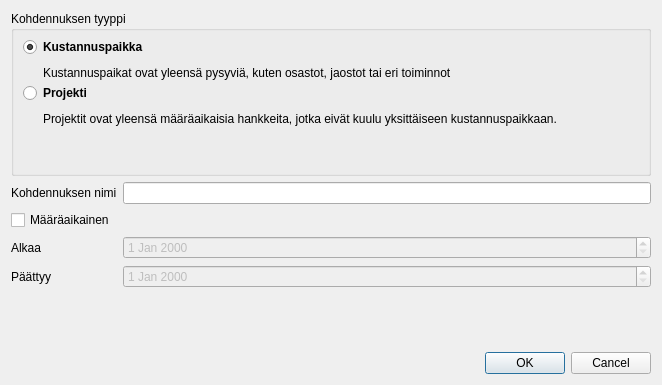
Qt form kitupiikki/maaritys/kohdennusdialog.ui (artoh/kitupiikki) before a commit.
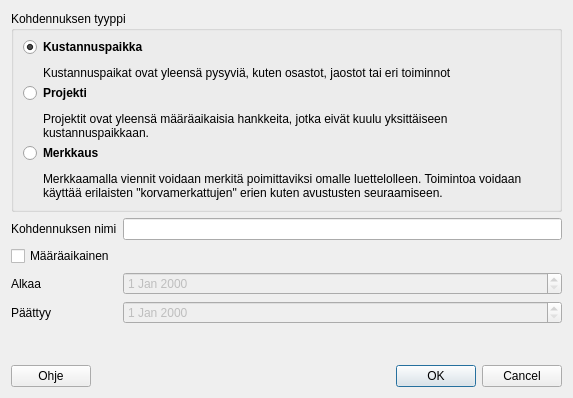
The same form after that commit. Icons and pictures are not drawn.

Commit message: Merkkaus-kohdennuslaji

Diff of the .ui file:
```diff
--- a/kitupiikki/maaritys/kohdennusdialog.ui
+++ b/kitupiikki/maaritys/kohdennusdialog.ui
@@ -6,8 +6,8 @@
    <rect>
     <x>0</x>
     <y>0</y>
-    <width>662</width>
-    <height>385</height>
+    <width>573</width>
+    <height>398</height>
    </rect>
   </property>
   <property name="windowTitle">
@@ -65,6 +65,27 @@
         </property>
        </widget>
       </item>
+      <item row="2" column="0">
+       <widget class="QRadioButton" name="tagRadio">
+        <property name="text">
+         <string/>
+        </property>
+        <property name="icon">
+         <iconset resource="../pic/pic.qrc">
+          <normaloff>:/pic/tag.png</normaloff>:/pic/tag.png</iconset>
+        </property>
+       </widget>
+      </item>
+      <item row="2" column="1">
+       <widget class="QLabel" name="label_6">
+        <property name="text">
+         <string>&lt;html&gt;&lt;head/&gt;&lt;body&gt;&lt;p&gt;&lt;span style=&quot; font-weight:600;&quot;&gt;Merkkaus&lt;/span&gt;&lt;/p&gt;&lt;p&gt;Merkkaamalla viennit voidaan merkitä poimittaviksi omalle luettelolleen. Toimintoa voidaan käyttää erilaisten &amp;quot;korvamerkattujen&amp;quot; erien kuten avustusten seuraamiseen.&lt;/p&gt;&lt;/body&gt;&lt;/html&gt;</string>
+        </property>
+        <property name="wordWrap">
+         <bool>true</bool>
+        </property>
+       </widget>
+      </item>
      </layout>
     </widget>
    </item>
@@ -127,14 +148,58 @@
     </layout>
    </item>
    <item>
-    <widget class="QDialogButtonBox" name="buttonBox">
+    <spacer name="verticalSpacer">
      <property name="orientation">
-      <enum>Qt::Horizontal</enum>
+      <enum>Qt::Vertical</enum>
      </property>
-     <property name="standardButtons">
-      <set>QDialogButtonBox::Cancel|QDialogButtonBox::Ok</set>
+     <property name="sizeHint" stdset="0">
+      <size>
+       <width>20</width>
+       <height>40</height>
+      </size>
      </property>
-    </widget>
+    </spacer>
+   </item>
+   <item>
+    <layout class="QHBoxLayout" name="horizontalLayout">
+     <item>
+      <widget class="QPushButton" name="ohjeNappi">
+       <property name="text">
+        <string>Ohje</string>
+       </property>
+       <property name="icon">
+        <iconset resource="../pic/pic.qrc">
+         <normaloff>:/pic/ohje.png</normaloff>:/pic/ohje.png</iconset>
+       </property>
+       <property name="shortcut">
+        <string>F1</string>
+       </property>
+      </widget>
+     </item>
+     <item>
+      <spacer name="horizontalSpacer">
+       <property name="orientation">
+        <enum>Qt::Horizontal</enum>
+       </property>
+       <property name="sizeHint" stdset="0">
+        <size>
+         <width>40</width>
+         <height>20</height>
+        </size>
+       </property>
+      </spacer>
+     </item>
+     <item>
+      <widget class="QDialogButtonBox" name="buttonBox">
+       <property name="orientation">
+        <enum>Qt::Horizontal</enum>
+       </property>
+       <property name="standardButtons">
+        <set>QDialogButtonBox::Cancel|QDialogButtonBox::Ok</set>
+       </property>
+      </widget>
+     </item>
+    </layout>
    </item>
   </layout>
  </widget>
```
The commit also changes 7 other files.
